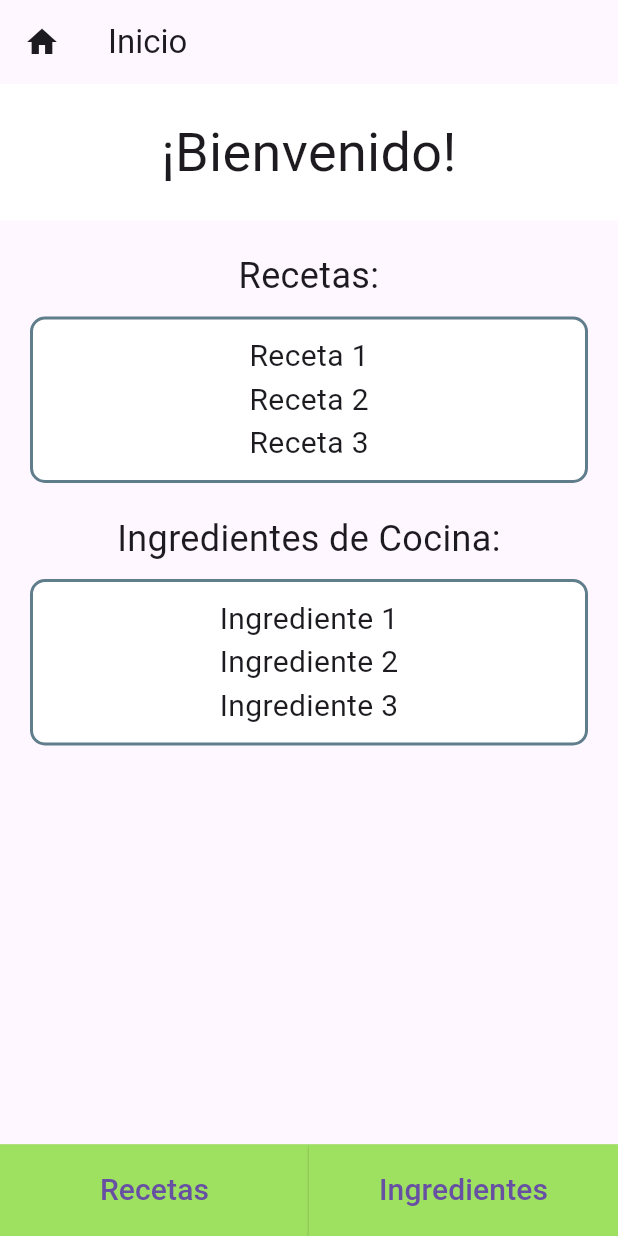
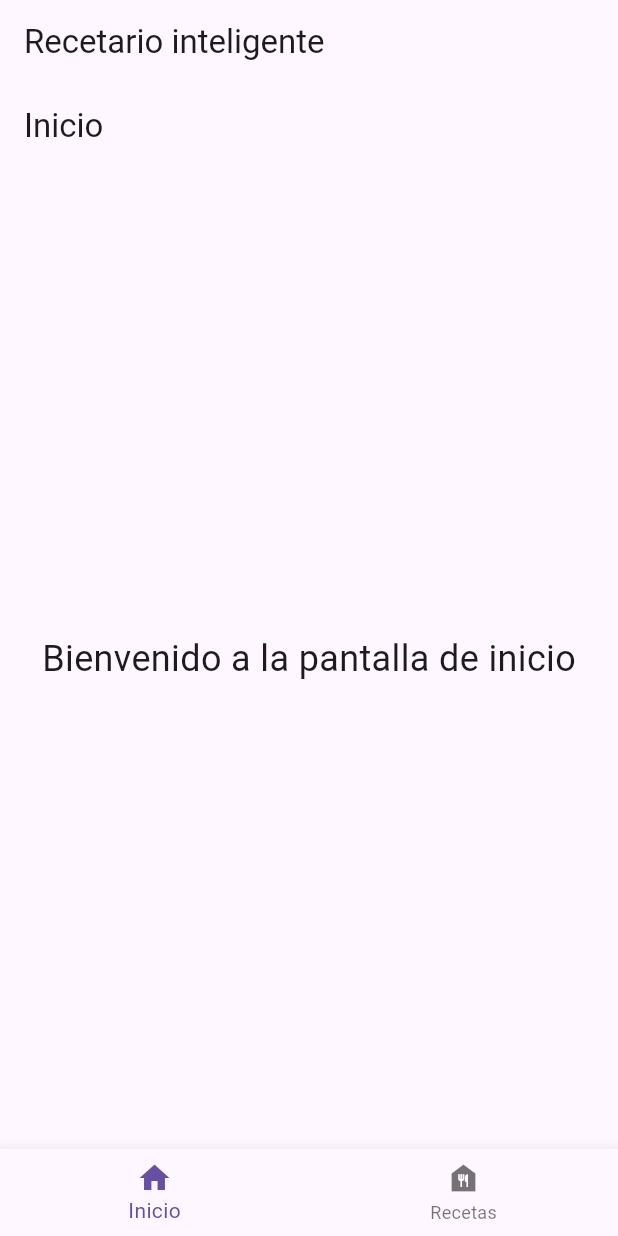
Before and after one commit to ShellXD1/CodeCrafters_dev, a Flutter app: the screen it shows after launch, on a phone screen of 412 x 824 dp. Run offline on Flutter 3.47's test engine with Material 3 defaults, Android fonts, the phone set to English and light mode, and no system bars.

Commit message:
se agregan carpetas para la arquitectura MVVM y vistas de prueba

```diff
--- a/analysis_options.yaml
+++ b/analysis_options.yaml
@@ -21,6 +21,12 @@ linter:
   # `// ignore_for_file: name_of_lint` syntax on the line or in the file
   # producing the lint.
   rules:
+    prefer_const_constructors: false
+    prefer_final_fields: false
+    use_key_in_widget_constructors: false
+    prefer_const_literals_to_create_immutables: false
+    prefer_const_constructors_in_immutables: false
+    avoid_print: false
     # avoid_print: false  # Uncomment to disable the `avoid_print` rule
     # prefer_single_quotes: true  # Uncomment to enable the `prefer_single_quotes` rule
 
--- a/lib/main.dart
+++ b/lib/main.dart
@@ -1,4 +1,7 @@
 import 'package:flutter/material.dart';
+import 'package:proyecto_tsp_dev/view/home.dart';
+import 'package:proyecto_tsp_dev/view/recetas.dart';
+import 'package:proyecto_tsp_dev/viewModel/recipeViewModel.dart';
 
 void main() {
   runApp(MyApp());
@@ -8,165 +11,48 @@ class MyApp extends StatelessWidget {
   @override
   Widget build(BuildContext context) {
     return MaterialApp(
-      title: 'Pantalla de Inicio',
+      title: 'Recetario inteligente',
       theme: ThemeData(
         primarySwatch: Colors.blue,
       ),
-      home: HomeScreen(),
+      home: MainScreen(),
     );
   }
 }
 
-class HomeScreen extends StatelessWidget {
+class MainScreen extends StatelessWidget {
+  final RecipeViewModel recipeViewModel = RecipeViewModel();
+
   @override
   Widget build(BuildContext context) {
     return Scaffold(
       appBar: AppBar(
-        title: Text('Inicio'),
-        leading: IconButton(
-          icon: Icon(Icons.home),
-          onPressed: () {
-            // Acción al presionar el botón de la casita (regresar a la pantalla de inicio)
-            print("Botón de la casita presionado (regresar a la pantalla de inicio)");
-          },
-        ),
+        title: Text('Recetario inteligente'),
       ),
-      body: Column(
-        crossAxisAlignment: CrossAxisAlignment.stretch,
-        children: [
-          Container(
-            color: const Color.fromARGB(255, 255, 255, 255), // Puedes cambiar el color de fondo si lo deseas
-            padding: EdgeInsets.symmetric(vertical: 20.0),
-            child: Center(
-              child: Text(
-                '¡Bienvenido!',
-                style: TextStyle(fontSize: 36.0),
-              ),
-            ),
+      body: HomeView(),
+      bottomNavigationBar: BottomNavigationBar(
+        currentIndex: 0,
+        items: [
+          BottomNavigationBarItem(
+            icon: Icon(Icons.home),
+            label: 'Inicio',
           ),
-          SizedBox(height: 20.0),
-          Expanded(
-            child: Column(
-              crossAxisAlignment: CrossAxisAlignment.stretch,
-              children: [
-                Text(
-                  'Recetas:',
-                  textAlign: TextAlign.center,
-                  style: TextStyle(fontSize: 24.0),
-                ),
-                SizedBox(height: 10.0),
-                Container(
-                  padding: EdgeInsets.all(10.0),
-                  margin: EdgeInsets.symmetric(horizontal: 20.0),
-                  decoration: BoxDecoration(
-                    color: Colors.white,
-                    border: Border.all(
-                      color: Colors.blueGrey,
-                      width: 2.0,
-                    ),
-                    borderRadius: BorderRadius.circular(10.0),
-                  ),
-                  child: Column(
-                    children: [
-                      Text(
-                        'Receta 1',
-                        style: TextStyle(fontSize: 20.0),
-                      ),
-                      Text(
-                        'Receta 2',
-                        style: TextStyle(fontSize: 20.0),
-                      ),
-                      Text(
-                        'Receta 3',
-                        style: TextStyle(fontSize: 20.0),
-                      ),
-                    ],
-                  ),
-                ),
-                SizedBox(height: 20.0),
-                Text(
-                  'Ingredientes de Cocina:',
-                  textAlign: TextAlign.center,
-                  style: TextStyle(fontSize: 24.0),
-                ),
-                SizedBox(height: 10.0),
-                Container(
-                  padding: EdgeInsets.all(10.0),
-                  margin: EdgeInsets.symmetric(horizontal: 20.0),
-                  decoration: BoxDecoration(
-                    color: Colors.white,
-                    border: Border.all(
-                      color: Colors.blueGrey,
-                      width: 2.0,
-                    ),
-                    borderRadius: BorderRadius.circular(10.0),
-                  ),
-                  child: Column(
-                    children: [
-                      Text(
-                        'Ingrediente 1',
-                        style: TextStyle(fontSize: 20.0),
-                      ),
-                      Text(
-                        'Ingrediente 2',
-                        style: TextStyle(fontSize: 20.0),
-                      ),
-                      Text(
-                        'Ingrediente 3',
-                        style: TextStyle(fontSize: 20.0),
-                      ),
-                    ],
-                  ),
-                ),
-              ],
-            ),
+          BottomNavigationBarItem(
+            icon: Icon(Icons.food_bank),
+            label: 'Recetas',
           ),
         ],
-      ),
-      bottomNavigationBar: Container(
-        color: Color(0xFF9EE060), // Color personalizado
-        child: Row(
-          children: <Widget>[
-            Expanded(
-              child: ElevatedButton(
-                onPressed: () {
-                  // Acción al presionar el botón "Recetas"
-                  print("Botón 'Recetas' presionado");
-                },
-                style: ElevatedButton.styleFrom(
-                  backgroundColor: Color(0xFF9EE060), // Color personalizado
-                  shape: RoundedRectangleBorder(
-                    borderRadius: BorderRadius.zero, // Hace que el botón sea rectangular
-                  ),
-                  padding: EdgeInsets.all(16.0), // Aumenta el padding del botón para hacerlo más grande
-                ),
-                child: Text(
-                  'Recetas',
-                  style: TextStyle(fontSize: 20.0), // Aumenta el tamaño del texto
+        onTap: (index) {
+          if (index == 1) {
+            Navigator.push(
+              context,
+              MaterialPageRoute(
+                builder: (context) => RecetasView(
                 ),
               ),
-            ),
-            Expanded(
-              child: ElevatedButton(
-                onPressed: () {
-                  // Acción al presionar el botón "Ingredientes"
-                  print("Botón 'Ingredientes' presionado");
-                },
-                style: ElevatedButton.styleFrom(
-                  backgroundColor: Color(0xFF9EE060), // Color personalizado
-                  shape: RoundedRectangleBorder(
-                    borderRadius: BorderRadius.zero, // Hace que el botón sea rectangular
-                  ),
-                  padding: EdgeInsets.all(16.0), // Aumenta el padding del botón para hacerlo más grande
-                ),
-                child: Text(
-                  'Ingredientes',
-                  style: TextStyle(fontSize: 20.0), // Aumenta el tamaño del texto
-                ),
-              ),
-            ),
-          ],
-        ),
+            );
+          }
+        },
       ),
     );
   }
--- /dev/null
+++ b/lib/view/home.dart
@@ -0,0 +1,18 @@
+import 'package:flutter/material.dart';
+
+class HomeView extends StatelessWidget {
+  @override
+  Widget build(BuildContext context) {
+    return Scaffold(
+      appBar: AppBar(
+        title: Text('Inicio'),
+      ),
+      body: Center(
+        child: Text(
+          'Bienvenido a la pantalla de inicio',
+          style: TextStyle(fontSize: 24.0),
+        ),
+      ),
+    );
+  }
+}
--- /dev/null
+++ b/lib/view/recetas.dart
@@ -0,0 +1,18 @@
+import 'package:flutter/material.dart';
+
+class RecetasView extends StatelessWidget {
+  @override
+  Widget build(BuildContext context) {
+    return Scaffold(
+      appBar: AppBar(
+        title: Text('Recetas'),
+      ),
+      body: Center(
+        child: Text(
+          'Bienvenido a la pantalla de recetas',
+          style: TextStyle(fontSize: 24.0),
+        ),
+      ),
+    );
+  }
+}
--- /dev/null
+++ b/lib/viewModel/recipeViewModel.dart
@@ -0,0 +1,18 @@
+import 'package:flutter/material.dart';
+
+class Recipe {
+  final String name;
+  final String image;
+
+  Recipe({required this.name, required this.image});
+}
+
+class RecipeViewModel extends ChangeNotifier {
+  List<Recipe> _recipes = [
+    Recipe(name: 'Spaghetti Carbonara', image: 'spaghetti_carbonara.jpg'),
+    Recipe(name: 'Ensalada César', image: 'ensalada_cesar.jpg'),
+    // Puedes agregar más recetas aquí
+  ];
+
+  List<Recipe> get recipes => _recipes;
+}
```
Also changed, not shown: pubspec.yaml (+10 -72 lines), assets/ensalada_cesar.jpg (added), assets/spaghetti_carbonara.jpg (added), pubspec.lock, 1 other file.
